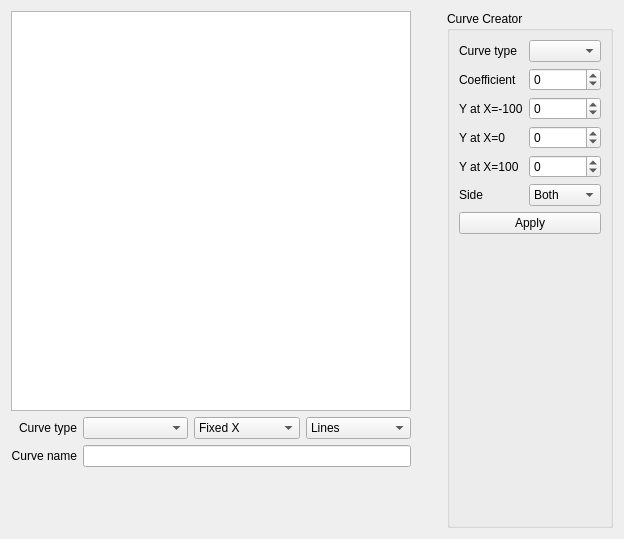
Old version of the form companion/src/modeledit/curves.ui in the repository opentx/opentx.
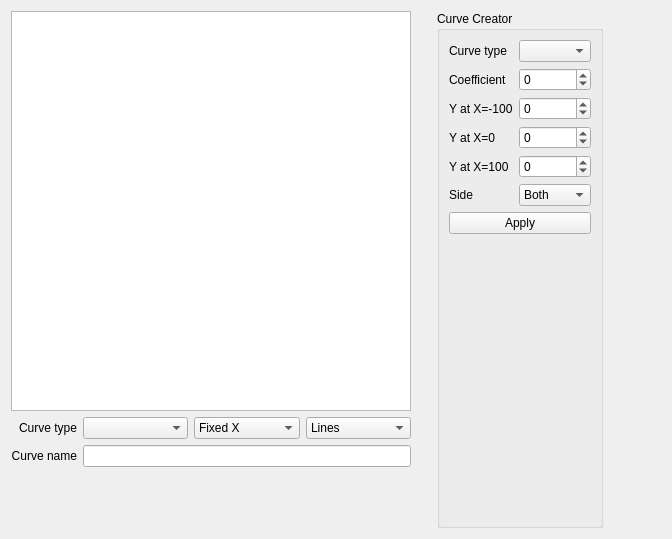
New version of the form.

Commit message: Balance spacing between check boxes and curve display area

What changed in the file:
```diff
--- a/companion/src/modeledit/curves.ui
+++ b/companion/src/modeledit/curves.ui
@@ -6,7 +6,7 @@
    <rect>
     <x>0</x>
     <y>0</y>
-    <width>624</width>
+    <width>672</width>
     <height>539</height>
    </rect>
   </property>
@@ -20,7 +20,7 @@
    <item>
     <layout class="QVBoxLayout" name="verticalLayout_1">
      <property name="rightMargin">
-      <number>10</number>
+      <number>0</number>
      </property>
      <item>
       <widget class="QGraphicsView" name="curvePreview">
```
